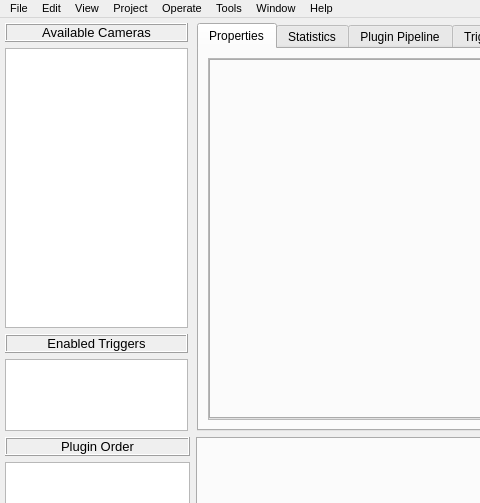
Before: the Qt Designer form interface/design/mainWindow.ui in nathanielnyema/rataGUI, drawn with Qt 5; both pictures show x 0 to 480 and y 0 to 503 of the 760 by 690 pixel window.
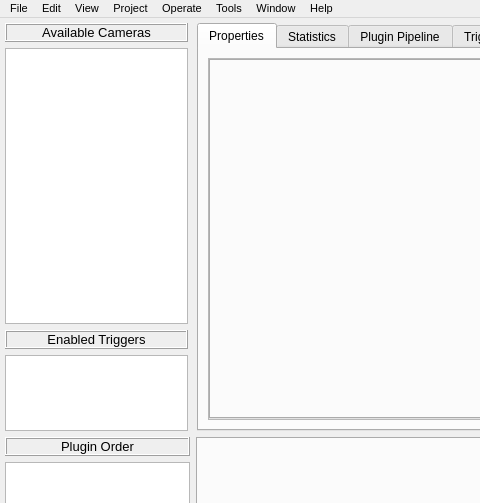
After: the same form once the commit is applied. Custom widgets are drawn as their Qt base class.

Diff of the .ui file:
```diff
--- a/interface/design/mainWindow.ui
+++ b/interface/design/mainWindow.ui
@@ -73,14 +73,14 @@
          <widget class="QListWidget" name="cam_list">
           <property name="font">
            <font>
-            <pointsize>9</pointsize>
+            <pointsize>10</pointsize>
            </font>
           </property>
           <property name="editTriggers">
            <set>QAbstractItemView::NoEditTriggers</set>
           </property>
           <property name="spacing">
-           <number>4</number>
+           <number>5</number>
           </property>
           <property name="sortingEnabled">
            <bool>false</bool>
@@ -119,12 +119,12 @@
           <property name="minimumSize">
            <size>
             <width>180</width>
-            <height>55</height>
+            <height>0</height>
            </size>
           </property>
           <property name="font">
            <font>
-            <pointsize>9</pointsize>
+            <pointsize>10</pointsize>
            </font>
           </property>
           <property name="sizeAdjustPolicy">
@@ -134,7 +134,13 @@
            <set>QAbstractItemView::NoEditTriggers</set>
           </property>
           <property name="spacing">
-           <number>4</number>
+           <number>5</number>
+          </property>
+          <property name="wordWrap">
+           <bool>false</bool>
+          </property>
+          <property name="selectionRectVisible">
+           <bool>false</bool>
           </property>
          </widget>
         </item>
```
Left out of the diff: 10 changed lines with no effect on the pictures.
